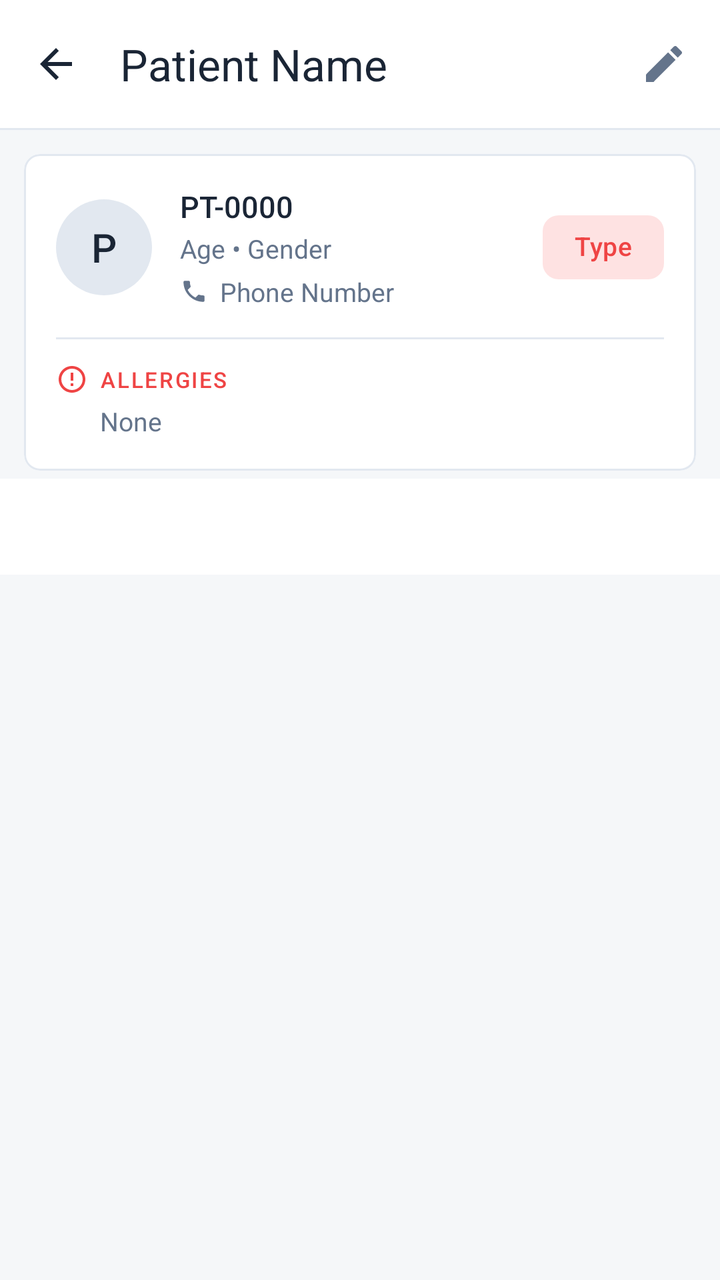
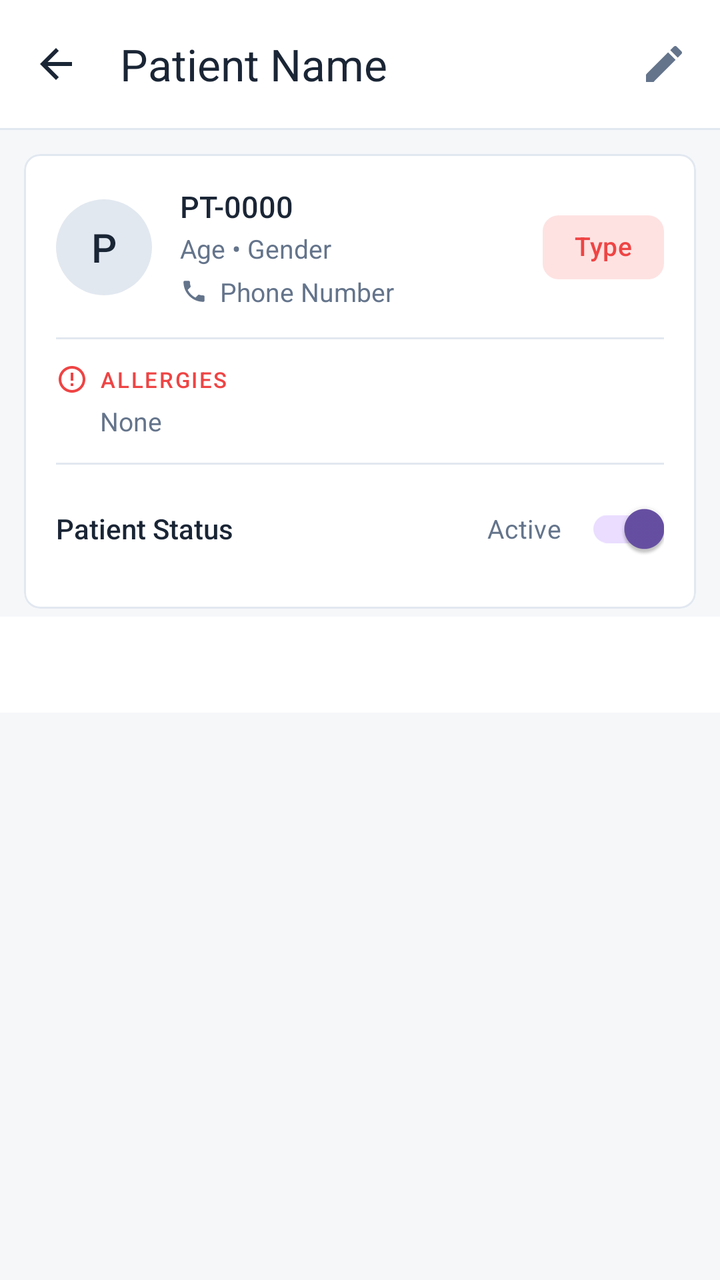

Compare the two renders of this Android layout. The source of the first and the diff that turns it into the second are given below.
<!-- AndroidManifest.xml: activity theme Theme.Healthcare_app -->
<!-- res/layout/activity_patient_detail.xml -->
<?xml version="1.0" encoding="utf-8"?>
<LinearLayout xmlns:android="http://schemas.android.com/apk/res/android"
    xmlns:app="http://schemas.android.com/apk/res-auto"
    android:layout_width="match_parent"
    android:layout_height="match_parent"
    android:fitsSystemWindows="true"
    android:orientation="vertical"
    android:background="#F5F7F9">

    
    <com.google.android.material.appbar.MaterialToolbar
        android:id="@+id/toolbar"
        android:layout_width="match_parent"
        android:layout_height="?attr/actionBarSize"
        android:background="#FFFFFF"
        app:navigationIcon="@drawable/ic_arrow_back"
        app:navigationIconTint="#1A2535"
        app:title="Patient Name"
        app:titleTextColor="#1A2535">

        <ImageView
            android:id="@+id/btnToolbarEdit"
            android:layout_width="wrap_content"
            android:layout_height="wrap_content"
            android:layout_gravity="end"
            android:padding="16dp"
            android:background="?attr/selectableItemBackgroundBorderless"
            android:src="@drawable/ic_edit_24"
            app:tint="#64748B" />

    </com.google.android.material.appbar.MaterialToolbar>

    <View
        android:layout_width="match_parent"
        android:layout_height="1dp"
        android:background="#E2E8F0" />

    
    <com.google.android.material.card.MaterialCardView
        android:layout_width="match_parent"
        android:layout_height="wrap_content"
        android:layout_marginStart="12dp"
        android:layout_marginEnd="12dp"
        android:layout_marginTop="12dp"
        android:layout_marginBottom="4dp"
        app:cardElevation="0dp"
        app:cardCornerRadius="8dp"
        app:cardBackgroundColor="#FFFFFF"
        app:strokeColor="#E2E8F0"
        app:strokeWidth="1dp">

        <LinearLayout
            android:layout_width="match_parent"
            android:layout_height="wrap_content"
            android:orientation="vertical"
            android:padding="16dp">

            
            <LinearLayout
                android:layout_width="match_parent"
                android:layout_height="wrap_content"
                android:orientation="horizontal"
                android:gravity="center_vertical">

                
                <TextView
                    android:id="@+id/avatar"
                    android:layout_width="48dp"
                    android:layout_height="48dp"
                    android:background="@drawable/circle_avatar_bg"
                    android:backgroundTint="#E2E8F0"
                    android:gravity="center"
                    android:text="P"
                    android:textColor="#1A2535"
                    android:textSize="20sp"
                    android:fontFamily="sans-serif-medium" />

                
                <LinearLayout
                    android:layout_width="0dp"
                    android:layout_height="wrap_content"
                    android:layout_weight="1"
                    android:orientation="vertical"
                    android:layout_marginStart="14dp">

                    <TextView
                        android:id="@+id/patientId"
                        android:layout_width="wrap_content"
                        android:layout_height="wrap_content"
                        android:text="PT-0000"
                        android:textSize="15sp"
                        android:fontFamily="sans-serif-medium"
                        android:textColor="#1A2535" />

                    <TextView
                        android:id="@+id/patientDemographics"
                        android:layout_width="wrap_content"
                        android:layout_height="wrap_content"
                        android:text="Age • Gender"
                        android:textSize="13sp"
                        android:fontFamily="sans-serif"
                        android:textColor="#64748B"
                        android:layout_marginTop="2dp" />

                    <LinearLayout
                        android:layout_width="wrap_content"
                        android:layout_height="wrap_content"
                        android:orientation="horizontal"
                        android:gravity="center_vertical"
                        android:layout_marginTop="4dp">

                        <ImageView
                            android:id="@+id/phoneIcon"
                            android:layout_width="14dp"
                            android:layout_height="14dp"
                            android:src="@drawable/ic_phone"
                            app:tint="#64748B" />

                        <TextView
                            android:id="@+id/patientPhone"
                            android:layout_width="wrap_content"
                            android:layout_height="wrap_content"
                            android:layout_marginStart="6dp"
                            android:text="Phone Number"
                            android:textSize="13sp"
                            android:fontFamily="sans-serif"
                            android:textColor="#64748B" />

                    </LinearLayout>

                </LinearLayout>

                
                <com.google.android.material.chip.Chip
                    android:id="@+id/bloodType"
                    android:layout_width="wrap_content"
                    android:layout_height="wrap_content"
                    android:text="Type"
                    android:textSize="13sp"
                    android:fontFamily="sans-serif-medium"
                    app:chipBackgroundColor="#FEE2E2"
                    android:textColor="#EF4444"
                    app:chipStrokeWidth="0dp"
                    app:ensureMinTouchTargetSize="false" />

            </LinearLayout>

            
            <View
                android:layout_width="match_parent"
                android:layout_height="1dp"
                android:layout_marginTop="14dp"
                android:layout_marginBottom="12dp"
                android:background="#E2E8F0" />

            
            <LinearLayout
                android:layout_width="match_parent"
                android:layout_height="wrap_content"
                android:orientation="vertical">

                <LinearLayout
                    android:layout_width="match_parent"
                    android:layout_height="wrap_content"
                    android:orientation="horizontal"
                    android:gravity="center_vertical"
                    android:layout_marginBottom="4dp">

                    <ImageView
                        android:id="@+id/alertIcon"
                        android:layout_width="16dp"
                        android:layout_height="16dp"
                        android:src="@drawable/ic_alert"
                        app:tint="#EF4444" />

                    <TextView
                        android:layout_width="wrap_content"
                        android:layout_height="wrap_content"
                        android:layout_marginStart="6dp"
                        android:text="ALLERGIES"
                        android:textSize="11sp"
                        android:fontFamily="sans-serif-medium"
                        android:textColor="#EF4444"
                        android:letterSpacing="0.08" />

                </LinearLayout>

                <TextView
                    android:id="@+id/patientAllergies"
                    android:layout_width="match_parent"
                    android:layout_height="wrap_content"
                    android:layout_marginStart="22dp"
                    android:text="None"
                    android:textSize="13sp"
                    android:fontFamily="sans-serif"
                    android:textColor="#64748B" />

            </LinearLayout>

        </LinearLayout>

    </com.google.android.material.card.MaterialCardView>

    
    <com.google.android.material.tabs.TabLayout
        android:id="@+id/tabLayout"
        android:layout_width="match_parent"
        android:layout_height="wrap_content"
        android:background="#FFFFFF"
        app:tabIndicatorColor="#185FA5"
        app:tabSelectedTextColor="#185FA5"
        app:tabTextColor="#64748B"
        app:tabMode="fixed" />

    <androidx.viewpager2.widget.ViewPager2
        android:id="@+id/viewPager"
        android:layout_width="match_parent"
        android:layout_height="match_parent" />

</LinearLayout>
<!-- resources referenced by this layout -->
<resources>
  <!-- drawable circle_avatar_bg (drawable) -->
  <shape xmlns:android="http://schemas.android.com/apk/res/android" android:shape="oval">
      <solid android:color="@color/patient_chip_bg"/>
  </shape>
  <!-- drawable ic_alert (drawable) -->
  <vector xmlns:android="http://schemas.android.com/apk/res/android"
      android:width="20dp" android:height="20dp"
      android:viewportWidth="24" android:viewportHeight="24">
      <path android:fillColor="@color/patient_allergy_text"
          android:pathData="M11,15h2v2h-2zM11,7h2v6h-2zM12,2C6.48,2 2,6.48 2,12s4.48,10 10,10 10,-4.48 10,-10S17.52,2 12,2zM12,20c-4.41,0 -8,-3.59 -8,-8s3.59,-8 8,-8 8,3.59 8,8 -3.59,8 -8,8z"/>
  </vector>
  <!-- drawable ic_arrow_back (drawable) -->
  <vector xmlns:android="http://schemas.android.com/apk/res/android"
      android:width="24dp"
      android:height="24dp"
      android:viewportWidth="24"
      android:viewportHeight="24"
      android:tint="?attr/colorControlNormal">
      <path
          android:fillColor="@android:color/white"
          android:pathData="M20,11H7.83l5.59,-5.59L12,4l-8,8l8,8l1.41,-1.41L7.83,13H20v-2z"/>
  </vector>
  <!-- drawable ic_edit_24 (drawable) -->
  <vector xmlns:android="http://schemas.android.com/apk/res/android"
      android:width="24dp"
      android:height="24dp"
      android:viewportWidth="24"
      android:viewportHeight="24"
      android:tint="?attr/colorControlNormal">
      <path
          android:fillColor="@android:color/white"
          android:pathData="M3,17.25V21h3.75L17.81,9.94l-3.75,-3.75L3,17.25zM20.71,7.04c0.39,-0.39 0.39,-1.02 0,-1.41l-2.34,-2.34c-0.39,-0.39 -1.02,-0.39 -1.41,0l-1.83,1.83 3.75,3.75 1.83,-1.83z"/>
  </vector>
  <!-- drawable ic_phone (drawable) -->
  <vector xmlns:android="http://schemas.android.com/apk/res/android"
      android:width="20dp" android:height="20dp"
      android:viewportWidth="24" android:viewportHeight="24">
      <path android:fillColor="@color/patient_text_secondary"
          android:pathData="M6.62,10.79c1.44,2.83 3.76,5.14 6.59,6.59l2.2,-2.2c0.27,-0.27 0.67,-0.36 1.02,-0.24 1.12,0.37 2.33,0.57 3.57,0.57 0.55,0 1,0.45 1,1V20c0,0.55 -0.45,1 -1,1 -9.39,0 -17,-7.61 -17,-17 0,-0.55 0.45,-1 1,-1h3.5c0.55,0 1,0.45 1,1 0,1.25 0.2,2.45 0.57,3.57 0.11,0.35 0.03,0.74 -0.25,1.02l-2.2,2.2z"/>
  </vector>
  <style name="Theme.Healthcare_app" parent="Base.Theme.Healthcare_app" />
  <color name="patient_chip_bg">#EFF6FF</color>
  <color name="patient_allergy_text">#D32F2F</color>
  <color name="patient_text_secondary">#64748B</color>
  <style name="Base.Theme.Healthcare_app" parent="Theme.Material3.Light.NoActionBar">
          <item name="bottomSheetDialogTheme">@style/Theme.Healthcare_app.BottomSheetDialog</item>
      </style>
  <style name="Theme.Healthcare_app.BottomSheetDialog" parent="ThemeOverlay.Material3.BottomSheetDialog">
          <item name="android:windowIsFloating">false</item>
          <item name="android:backgroundDimEnabled">true</item>
          
          <item name="colorSurface">#FFFFFF</item>
          <item name="colorOnSurface">#1A2535</item>
          <item name="colorOnSurfaceVariant">#64748B</item>
          <item name="android:colorBackground">#FFFFFF</item>
          <item name="colorPrimary">#185FA5</item>
          <item name="colorOnPrimary">#FFFFFF</item>
          
          <item name="android:textColorPrimary">#1A2535</item>
          <item name="android:textColorSecondary">#64748B</item>
          <item name="android:textColorHint">#64748B</item>
          
          <item name="colorControlNormal">#E2E8F0</item>
          <item name="colorControlActivated">#185FA5</item>
          
          <item name="bottomSheetStyle">@style/LightBottomSheetStyle</item>
      </style>
  <style name="LightBottomSheetStyle" parent="Widget.Material3.BottomSheet.Modal">
          <item name="backgroundTint">#FFFFFF</item>
          <item name="android:elevation">0dp</item>
      </style>
</resources>

<!-- the commit's change to res/layout/activity_patient_detail.xml (unified diff, before → after) -->
@@ -197,6 +197,40 @@
 
             </LinearLayout>
 
+            <View
+                android:layout_width="match_parent"
+                android:layout_height="1dp"
+                android:layout_marginTop="12dp"
+                android:layout_marginBottom="8dp"
+                android:background="#E2E8F0" />
+
+            <LinearLayout
+                android:layout_width="match_parent"
+                android:layout_height="wrap_content"
+                android:orientation="horizontal"
+                android:gravity="center_vertical">
+
+                <TextView
+                    android:layout_width="0dp"
+                    android:layout_height="wrap_content"
+                    android:layout_weight="1"
+                    android:text="Patient Status"
+                    android:textSize="14sp"
+                    android:fontFamily="sans-serif-medium"
+                    android:textColor="#1A2535" />
+
+                <androidx.appcompat.widget.SwitchCompat
+                    android:id="@+id/switchPatientStatus"
+                    android:layout_width="wrap_content"
+                    android:layout_height="wrap_content"
+                    android:text="Active"
+                    android:checked="true"
+                    android:textColor="#64748B"
+                    android:textSize="13sp"
+                    app:switchPadding="12dp" />
+
+            </LinearLayout>
+
         </LinearLayout>
 
     </com.google.android.material.card.MaterialCardView>
